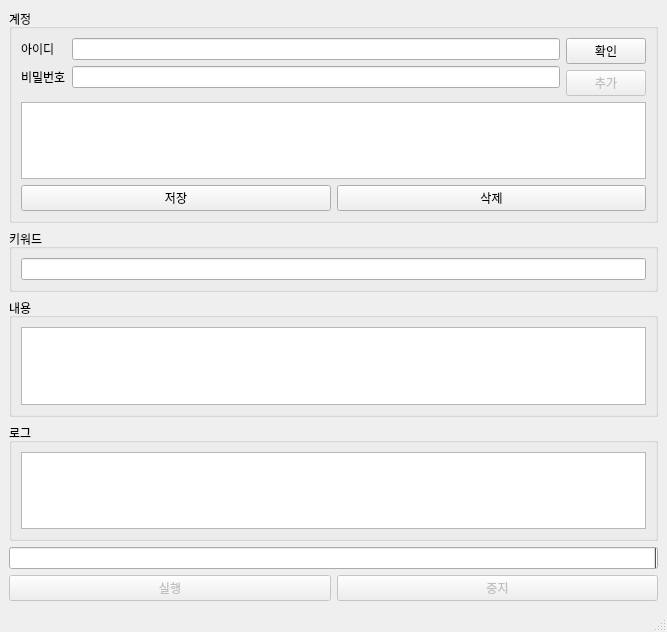
Before: the Qt Designer form ui/send_message_macro_v2.ui in Woochang4862/BANDSendMessageMacro, drawn with Qt 5.
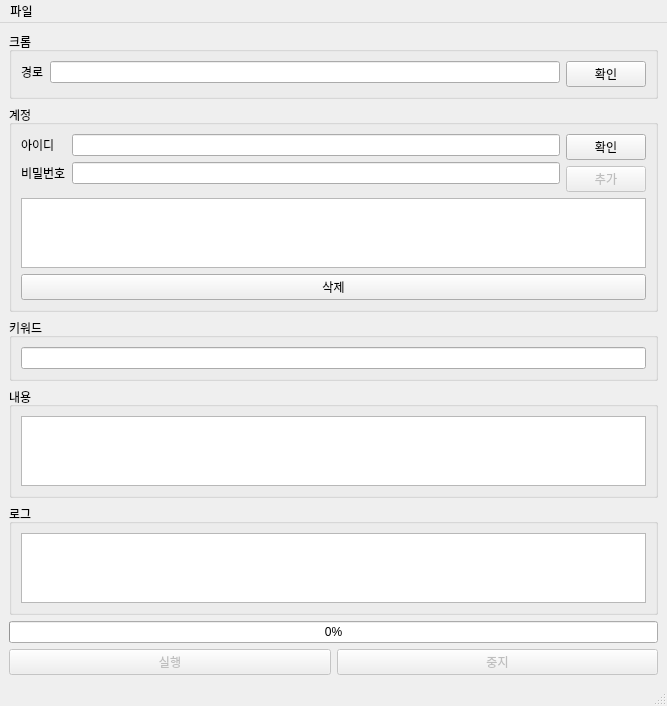
After: the same form once the commit is applied.

Commit message: add chrome route and modify some ui

```diff
--- a/ui/send_message_macro_v2.ui
+++ b/ui/send_message_macro_v2.ui
@@ -15,6 +15,39 @@
   </property>
   <widget class="QWidget" name="centralwidget">
    <layout class="QVBoxLayout" name="verticalLayout">
+    <item>
+     <widget class="QGroupBox" name="chrome_group">
+      <property name="title">
+       <string>크롬</string>
+      </property>
+      <layout class="QHBoxLayout" name="horizontalLayout_2">
+       <item>
+        <layout class="QFormLayout" name="formLayout">
+         <item row="0" column="0">
+          <widget class="QLabel" name="chrome_label">
+           <property name="text">
+            <string>경로</string>
+           </property>
+           <property name="buddy">
+            <cstring>chrome_edit</cstring>
+           </property>
+          </widget>
+         </item>
+         <item row="0" column="1">
+          <widget class="QLineEdit" name="chrome_edit"/>
+         </item>
+        </layout>
+       </item>
+       <item>
+        <widget class="QPushButton" name="validation_chrome_btn">
+         <property name="text">
+          <string>확인</string>
+         </property>
+        </widget>
+       </item>
+      </layout>
+     </widget>
+    </item>
     <item>
      <layout class="QHBoxLayout" name="horizontalLayout_5">
       <item>
@@ -93,13 +126,6 @@
            </item>
            <item>
             <layout class="QHBoxLayout" name="horizontalLayout_7">
-             <item>
-              <widget class="QPushButton" name="account_save_btn">
-               <property name="text">
-                <string>저장</string>
-               </property>
-              </widget>
-             </item>
              <item>
               <widget class="QPushButton" name="account_delete_btn">
                <property name="text">
@@ -174,8 +200,8 @@
       <property name="orientation">
        <enum>Qt::Horizontal</enum>
       </property>
-      <property name="textDirection">
-       <enum>QProgressBar::TopToBottom</enum>
+      <property name="invertedAppearance">
+       <bool>true</bool>
       </property>
      </widget>
     </item>
@@ -206,6 +232,31 @@
    </layout>
   </widget>
   <widget class="QStatusBar" name="statusbar"/>
+  <widget class="QMenuBar" name="menuBar">
+   <property name="geometry">
+    <rect>
+     <x>0</x>
+     <y>0</y>
+     <width>667</width>
+     <height>21</height>
+    </rect>
+   </property>
+   <widget class="QMenu" name="menu">
+    <property name="title">
+     <string>파일</string>
+    </property>
+    <addaction name="actionSave"/>
+   </widget>
+   <addaction name="menu"/>
+  </widget>
+  <action name="actionSave">
+   <property name="text">
+    <string>Save</string>
+   </property>
+   <property name="shortcut">
+    <string>Ctrl+S</string>
+   </property>
+  </action>
  </widget>
  <resources/>
  <connections>
```
Left out of the diff: 52 changed lines with no effect on the pictures. The commit also changes 10 other files.
